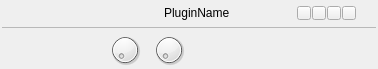
First picture: the form in resources/ui/carla_plugin_basic_fx.ui, repository falkTX/Carla, before the edit.
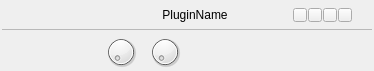
Second picture: the form after the edit. Icons and pictures are not drawn. Custom widgets are drawn as their Qt base class.

What changed in the file:
```diff
--- a/resources/ui/carla_plugin_basic_fx.ui
+++ b/resources/ui/carla_plugin_basic_fx.ui
@@ -6,8 +6,8 @@
    <rect>
     <x>0</x>
     <y>0</y>
-    <width>378</width>
-    <height>69</height>
+    <width>374</width>
+    <height>71</height>
    </rect>
   </property>
   <property name="contextMenuPolicy">
@@ -24,7 +24,7 @@
     <number>2</number>
    </property>
    <property name="topMargin">
-    <number>1</number>
+    <number>3</number>
    </property>
    <property name="rightMargin">
     <number>2</number>
@@ -176,6 +176,9 @@
        <property name="text">
         <string>PluginName</string>
        </property>
+       <property name="alignment">
+        <set>Qt::AlignCenter</set>
+       </property>
       </widget>
      </item>
      <item>
```
